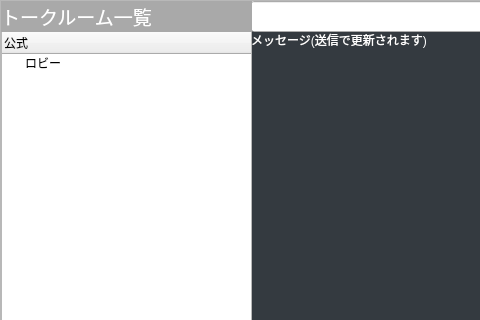
Qt form client/JunkyChat.ui (koutamanto/JunkyChat) before a commit; both pictures show x 0 to 480 and y 0 to 320 of the 1073 by 601 pixel window.
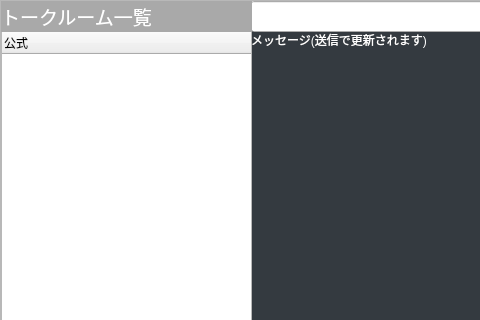
The same form after that commit.

Diff of the .ui file:
```diff
--- a/client/JunkyChat.ui
+++ b/client/JunkyChat.ui
@@ -109,11 +109,6 @@
        <string/>
       </property>
      </column>
-     <item>
-      <property name="text">
-       <string>ロビー</string>
-      </property>
-     </item>
     </widget>
     <widget class="QLabel" name="label">
      <property name="geometry">
```
